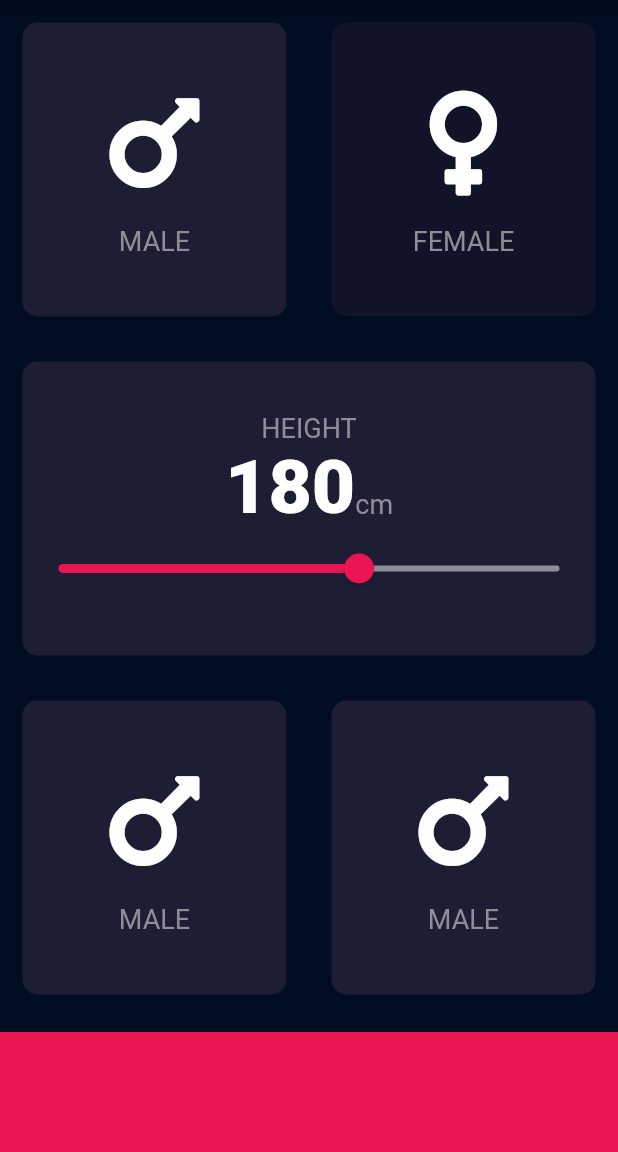
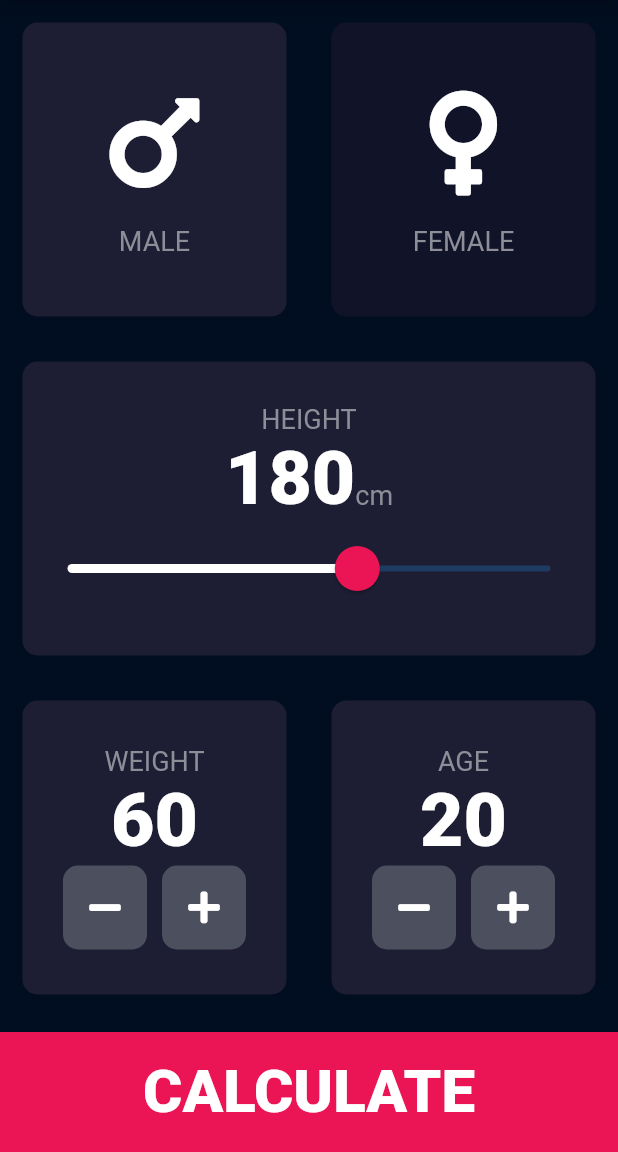
Before and after one commit to Reisuke1231/bmi_calculator, a Flutter app: the screen it shows after launch, on a phone screen of 412 x 824 dp, the part 84-1236 px from its top. Run offline on Flutter 3.47's test engine with Material 2 defaults, Android fonts, the phone set to English and light mode, and no system bars; our stand-ins replace font_awesome_flutter.

Commit message:
Implemented to the point where it simply calculates.

```diff
--- /dev/null
+++ b/lib/calculator_brain.dart
@@ -0,0 +1,35 @@
+import 'dart:math';
+
+class CalculatorBrain {
+  final int height;
+  final int weight;
+
+  late double _bmi;
+
+  CalculatorBrain({required this.height, required this.weight});
+
+  String calculateBMI() {
+    _bmi = weight / pow(height / 100, 2);
+    return _bmi.toStringAsFixed(1);
+  }
+
+  String getResult() {
+    if (_bmi > 25) {
+      return 'Overweight';
+    } else if (_bmi > 18.5) {
+      return 'Normal';
+    } else {
+      return 'Underweight';
+    }
+  }
+
+  String getInterpretation() {
+    if (_bmi > 25) {
+      return 'You have a heighr than normal body weight. Try to exercise more.';
+    } else if (_bmi > 18.5) {
+      return 'You have a normal body weight. Good job!';
+    } else {
+      return 'You have a lower than normal body weight. You can eat a bit more.';
+    }
+  }
+}
--- /dev/null
+++ b/lib/components/bottom_button.dart
@@ -0,0 +1,29 @@
+import 'package:flutter/material.dart';
+
+import '../constants.dart';
+
+class BottomButton extends StatelessWidget {
+  BottomButton({required this.buttonTitle, required this.onTap});
+
+  final String buttonTitle;
+  final VoidCallback onTap;
+
+  @override
+  Widget build(BuildContext context) {
+    return GestureDetector(
+      onTap: onTap,
+      child: Container(
+        alignment: Alignment.center,
+        child: Text(
+          buttonTitle,
+          style: kLargeButtonTextStyle,
+        ),
+        color: kBottomContainerColor,
+        margin: EdgeInsets.only(top: 10.0),
+        padding: EdgeInsets.only(bottom: 0.0),
+        width: double.infinity,
+        height: kBottomContainerHeight,
+      ),
+    );
+  }
+}
--- a/lib/icon_content.dart
+++ b/lib/components/icon_content.dart
@@ -1,6 +1,6 @@
 import 'package:flutter/material.dart';
 
-import 'constants.dart';
+import '../constants.dart';
 
 class IconContent extends StatelessWidget {
   IconContent({required this.icon, required this.label});
--- /dev/null
+++ b/lib/components/round_icon_button.dart
@@ -0,0 +1,23 @@
+import 'package:flutter/material.dart';
+
+class RoundIcondButton extends StatelessWidget {
+  RoundIcondButton({required this.icon, required this.onPressed});
+
+  final IconData icon;
+  final VoidCallback onPressed;
+
+  @override
+  Widget build(BuildContext context) {
+    return RawMaterialButton(
+      child: Icon(icon),
+      constraints: BoxConstraints.tightFor(
+        width: 56.0,
+        height: 56.0,
+      ),
+      elevation: 0.0,
+      shape: RoundedRectangleBorder(borderRadius: BorderRadius.circular(10.0)),
+      fillColor: Color(0xFF4C4F5E),
+      onPressed: onPressed,
+    );
+  }
+}
--- a/lib/input_page.dart
+++ /dev/null
@@ -1,186 +0,0 @@
-import 'package:flutter/material.dart';
-import 'package:font_awesome_flutter/font_awesome_flutter.dart';
-
-import 'constants.dart';
-import 'icon_content.dart';
-import 'reusable_card.dart';
-
-enum Gender {
-  male,
-  female,
-}
-
-class InputPage extends StatefulWidget {
-  const InputPage({Key? key}) : super(key: key);
-
-  @override
-  _InputPageState createState() => _InputPageState();
-}
-
-class _InputPageState extends State<InputPage> {
-  Gender selectedGender = Gender.male;
-  int height = 180;
-
-  @override
-  Widget build(BuildContext context) {
-    return Scaffold(
-      appBar: AppBar(
-        title: Text('BMI Calculator'),
-      ),
-      body: Column(
-        crossAxisAlignment: CrossAxisAlignment.stretch,
-        children: <Widget>[
-          Expanded(
-            child: Row(
-              children: <Widget>[
-                Expanded(
-                  child: ReusableCard(
-                    onPress: () {
-                      setState(() {
-                        selectedGender = Gender.male;
-                      });
-                    },
-                    color: selectedGender == Gender.male
-                        ? kActiveCardColor
-                        : kInactiveCardColor,
-                    cardChild: IconContent(
-                      icon: FontAwesomeIcons.mars,
-                      label: 'MALE',
-                    ),
-                  ),
-                ),
-                Expanded(
-                  child: ReusableCard(
-                    onPress: () {
-                      setState(() {
-                        selectedGender = Gender.female;
-                      });
-                    },
-                    color: selectedGender == Gender.female
-                        ? kActiveCardColor
-                        : kInactiveCardColor,
-                    cardChild: IconContent(
-                      icon: FontAwesomeIcons.venus,
-                      label: 'FEMALE',
-                    ),
-                  ),
-                ),
-              ],
-            ),
-          ),
-          Expanded(
-            child: ReusableCard(
-              onPress: () {
-                setState(() {});
-              },
-              color: kActiveCardColor,
-              cardChild: Column(
-                mainAxisAlignment: MainAxisAlignment.center,
-                children: <Widget>[
-                  Text(
-                    'HEIGHT',
-                    style: kLabelTextStyle,
-                  ),
-                  Row(
-                    mainAxisAlignment: MainAxisAlignment.center,
-                    crossAxisAlignment: CrossAxisAlignment.baseline,
-                    textBaseline: TextBaseline.alphabetic,
-                    children: <Widget>[
-                      Text(
-                        height.toString(),
-                        style: kNumberTextStyle,
-                      ),
-                      Text(
-                        'cm',
-                        style: kLabelTextStyle,
-                      ),
-                    ],
-                  ),
-                  Slider(
-                    value: height.toDouble(),
-                    min: 120.0,
-                    max: 220.0,
-                    activeColor: Color(0xFFEB1555),
-                    inactiveColor: Color(0xFF8D8E98),
-                    onChanged: (double newValue) {
-                      print(newValue);
-                      setState(() {
-                        height = newValue.round();
-                      });
-                    },
-                  ),
-                ],
-              ),
-            ),
-          ),
-          Expanded(
-            child: Row(
-              children: <Widget>[
-                Expanded(
-                  child: ReusableCard(
-                    onPress: () {
-                      setState(() {});
-                    },
-                    color: kActiveCardColor,
-                    cardChild: Column(
-                      mainAxisAlignment: MainAxisAlignment.center,
-                      children: <Widget>[
-                        Icon(
-                          FontAwesomeIcons.mars,
-                          size: 80.0,
-                        ),
-                        SizedBox(
-                          height: 15.0,
-                        ),
-                        Text(
-                          'MALE',
-                          style: TextStyle(
-                            fontSize: 18.0,
-                            color: Color(0xFF8D8E98),
-                          ),
-                        ),
-                      ],
-                    ),
-                  ),
-                ),
-                Expanded(
-                  child: ReusableCard(
-                    onPress: () {
-                      setState(() {});
-                    },
-                    color: kActiveCardColor,
-                    cardChild: Column(
-                      mainAxisAlignment: MainAxisAlignment.center,
-                      children: <Widget>[
-                        Icon(
-                          FontAwesomeIcons.mars,
-                          size: 80.0,
-                        ),
-                        SizedBox(
-                          height: 15.0,
-                        ),
-                        Text(
-                          'MALE',
-                          style: TextStyle(
-                            fontSize: 18.0,
-                            color: Color(0xFF8D8E98),
-                          ),
-                        ),
-                      ],
-                    ),
-                  ),
-                ),
-              ],
-            ),
-          ),
-          Container(
-            color: kBottomContainerColor,
-            margin: EdgeInsets.only(top: 10.0),
-            width: double.infinity,
-            height: kBottomContainerHeight,
-          ),
-        ],
-      ),
-    );
-  }
-}
--- a/lib/main.dart
+++ b/lib/main.dart
@@ -1,6 +1,6 @@
 import 'package:flutter/material.dart';
 
-import 'input_page.dart';
+import 'screens/input_page.dart';
 
 void main() => runApp(BMICalculator());
 
--- /dev/null
+++ b/lib/screens/input_page.dart
@@ -0,0 +1,245 @@
+import 'package:bmi_calculator/calculator_brain.dart';
+import 'package:bmi_calculator/screens/result_page.dart';
+import 'package:flutter/material.dart';
+import 'package:font_awesome_flutter/font_awesome_flutter.dart';
+
+import '../components/bottom_button.dart';
+import '../components/icon_content.dart';
+import '../components/reusable_card.dart';
+import '../components/round_icon_button.dart';
+import '../constants.dart';
+
+enum Gender {
+  male,
+  female,
+}
+
+class InputPage extends StatefulWidget {
+  const InputPage({Key? key}) : super(key: key);
+
+  @override
+  _InputPageState createState() => _InputPageState();
+}
+
+class _InputPageState extends State<InputPage> {
+  Gender selectedGender = Gender.male;
+  int height = 180;
+  int weight = 60;
+  int age = 20;
+
+  @override
+  Widget build(BuildContext context) {
+    return Scaffold(
+      appBar: AppBar(
+        title: Text('BMI Calculator'),
+      ),
+      body: Column(
+        crossAxisAlignment: CrossAxisAlignment.stretch,
+        children: <Widget>[
+          Expanded(
+            child: Row(
+              children: <Widget>[
+                Expanded(
+                  child: ReusableCard(
+                    onPress: () {
+                      setState(() {
+                        selectedGender = Gender.male;
+                      });
+                    },
+                    color: selectedGender == Gender.male
+                        ? kActiveCardColor
+                        : kInactiveCardColor,
+                    cardChild: IconContent(
+                      icon: FontAwesomeIcons.mars,
+                      label: 'MALE',
+                    ),
+                  ),
+                ),
+                Expanded(
+                  child: ReusableCard(
+                    onPress: () {
+                      setState(() {
+                        selectedGender = Gender.female;
+                      });
+                    },
+                    color: selectedGender == Gender.female
+                        ? kActiveCardColor
+                        : kInactiveCardColor,
+                    cardChild: IconContent(
+                      icon: FontAwesomeIcons.venus,
+                      label: 'FEMALE',
+                    ),
+                  ),
+                ),
+              ],
+            ),
+          ),
+          Expanded(
+            child: ReusableCard(
+              onPress: () {
+                setState(() {});
+              },
+              color: kActiveCardColor,
+              cardChild: Column(
+                mainAxisAlignment: MainAxisAlignment.center,
+                children: <Widget>[
+                  Text(
+                    'HEIGHT',
+                    style: kLabelTextStyle,
+                  ),
+                  Row(
+                    mainAxisAlignment: MainAxisAlignment.center,
+                    crossAxisAlignment: CrossAxisAlignment.baseline,
+                    textBaseline: TextBaseline.alphabetic,
+                    children: <Widget>[
+                      Text(
+                        height.toString(),
+                        style: kNumberTextStyle,
+                      ),
+                      Text(
+                        'cm',
+                        style: kLabelTextStyle,
+                      ),
+                    ],
+                  ),
+                  SliderTheme(
+                    data: SliderTheme.of(context).copyWith(
+                      activeTrackColor: Colors.white,
+                      thumbColor: Color(0xFFEB1555),
+                      overlayColor: Color(0x29EB1555),
+                      thumbShape:
+                          RoundSliderThumbShape(enabledThumbRadius: 15.0),
+                      overlayShape:
+                          RoundSliderOverlayShape(overlayRadius: 30.0),
+                    ),
+                    child: Slider(
+                      value: height.toDouble(),
+                      min: 120.0,
+                      max: 220.0,
+                      onChanged: (double newValue) {
+                        print(newValue);
+                        setState(() {
+                          height = newValue.round();
+                        });
+                      },
+                    ),
+                  ),
+                ],
+              ),
+            ),
+          ),
+          Expanded(
+            child: Row(
+              children: <Widget>[
+                Expanded(
+                  child: ReusableCard(
+                    color: kActiveCardColor,
+                    cardChild: Column(
+                      mainAxisAlignment: MainAxisAlignment.center,
+                      children: <Widget>[
+                        Text(
+                          'WEIGHT',
+                          style: kLabelTextStyle,
+                        ),
+                        Text(
+                          weight.toString(),
+                          style: kNumberTextStyle,
+                        ),
+                        Row(
+                          mainAxisAlignment: MainAxisAlignment.center,
+                          children: <Widget>[
+                            RoundIcondButton(
+                              icon: FontAwesomeIcons.minus,
+                              onPressed: () {
+                                setState(() {
+                                  weight--;
+                                });
+                              },
+                            ),
+                            SizedBox(width: 10.0),
+                            RoundIcondButton(
+                              icon: FontAwesomeIcons.plus,
+                              onPressed: () {
+                                setState(() {
+                                  weight++;
+                                });
+                              },
+                            ),
+                          ],
+                        ),
+                      ],
+                    ),
+                    onPress: () {
+                      setState(() {});
+                    },
+                  ),
+                ),
+                Expanded(
+                  child: ReusableCard(
+                    color: kActiveCardColor,
+                    cardChild: Column(
+                      mainAxisAlignment: MainAxisAlignment.center,
+                      children: <Widget>[
+                        Text(
+                          'AGE',
+                          style: kLabelTextStyle,
+                        ),
+                        Text(
+                          age.toString(),
+                          style: kNumberTextStyle,
+                        ),
+                        Row(
+                          mainAxisAlignment: MainAxisAlignment.center,
+                          children: <Widget>[
+                            RoundIcondButton(
+                              icon: FontAwesomeIcons.minus,
+                              onPressed: () {
+                                setState(() {
+                                  age--;
+                                });
+                              },
+                            ),
+                            SizedBox(width: 10.0),
+                            RoundIcondButton(
+                              icon: FontAwesomeIcons.plus,
+                              onPressed: () {
+                                setState(() {
+                                  age++;
+                                });
+                              },
+                            ),
+                          ],
+                        ),
+                      ],
+                    ),
+                    onPress: () {
+                      setState(() {});
+                    },
+                  ),
+                ),
+              ],
+            ),
+          ),
+          BottomButton(
+            buttonTitle: 'CALCULATE',
+            onTap: () {
+              CalculatorBrain calc =
+                  CalculatorBrain(height: height, weight: weight);
+
+              Navigator.push(
+                context,
+                MaterialPageRoute(
+                  builder: (context) => ResultPage(
+                    bmiResult: calc.calculateBMI(),
+                    resultText: calc.getResult(),
+                    interpretation: calc.getInterpretation(),
+                  ),
+                ),
+              );
+            },
+          ),
+        ],
+      ),
+    );
+  }
+}
```
Also changed, not shown: lib/constants.dart (+25 -0 lines), lib/screens/result_page.dart (added, +79 -0 lines), lib/components/reusable_card.dart (renamed from lib/reusable_card.dart).
